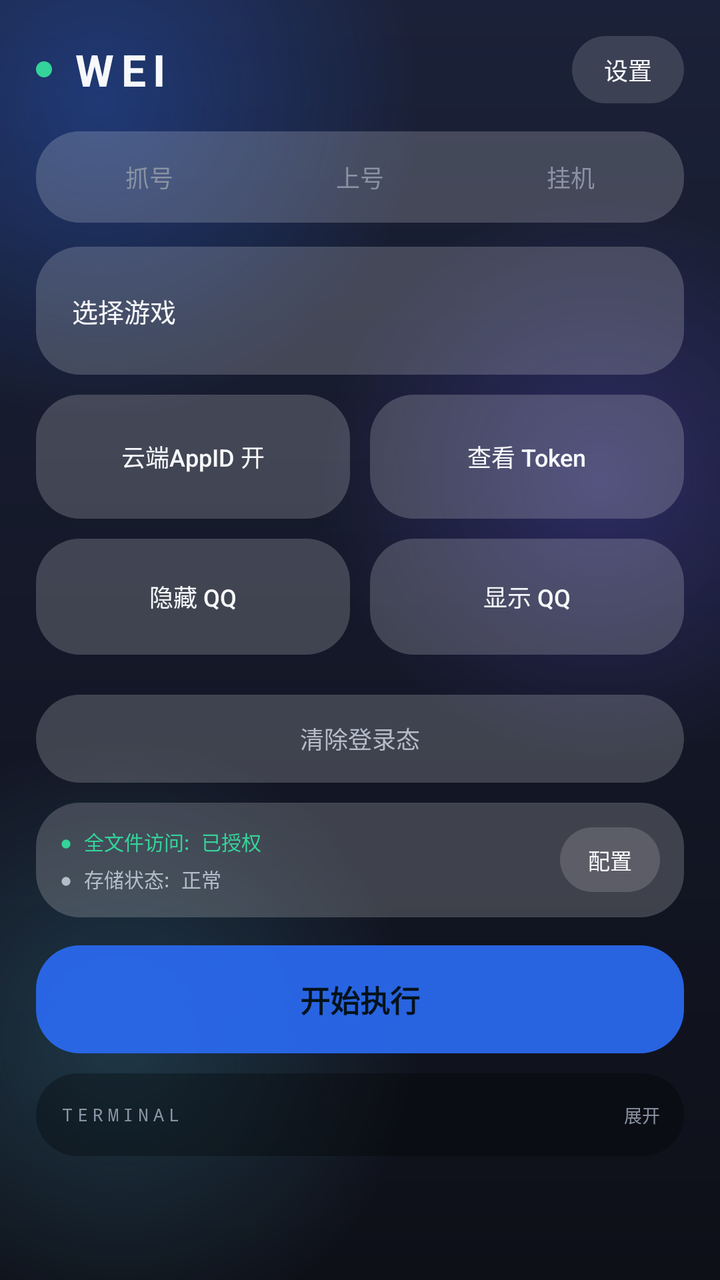
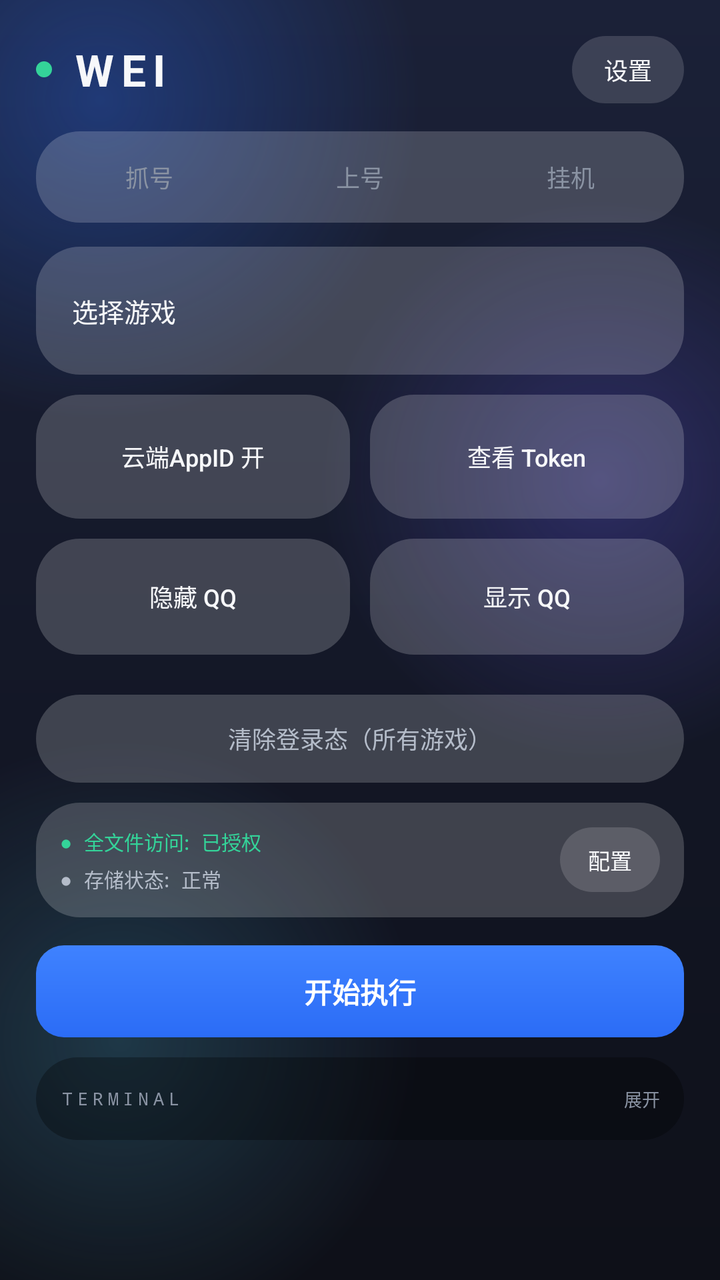

Compare the two renders of this Android layout. The source of the first and the diff that turns it into the second are given below.
<!-- AndroidManifest.xml: application theme AppTheme -->
<!-- res/layout/activity_main.xml -->
<?xml version="1.0" encoding="utf-8"?>
<FrameLayout xmlns:android="http://schemas.android.com/apk/res/android"
    android:layout_width="match_parent"
    android:layout_height="match_parent"
    android:background="@drawable/bg_window">
    <ImageView android:id="@+id/bg_custom" android:layout_width="match_parent" android:layout_height="match_parent" android:scaleType="centerCrop" android:visibility="gone" />
    <View android:id="@+id/bg_hue" android:layout_width="match_parent" android:layout_height="match_parent" android:background="#00000000" />
    <View android:id="@+id/bg_glass" android:layout_width="match_parent" android:layout_height="match_parent" android:background="#00000000" />

    <LinearLayout
        android:layout_width="match_parent"
        android:layout_height="match_parent"
        android:orientation="vertical"
        android:fitsSystemWindows="true"
        android:paddingLeft="18dp"
        android:paddingRight="18dp">

        
        <LinearLayout
            android:layout_width="match_parent"
            android:layout_height="wrap_content"
            android:orientation="horizontal"
            android:gravity="center_vertical"
            android:paddingTop="18dp"
            android:paddingBottom="14dp">
            <View
                android:layout_width="8dp"
                android:layout_height="8dp"
                android:background="@drawable/dot_green" />
            <TextView
                android:layout_width="0dp"
                android:layout_height="wrap_content"
                android:layout_weight="1"
                android:layout_marginStart="10dp"
                android:text="WEI"
                android:textSize="22sp"
                android:textStyle="bold"
                android:textColor="@color/text_primary"
                android:letterSpacing="0.16" />
            <Button
                android:id="@+id/btn_settings"
                android:layout_width="wrap_content"
                android:layout_height="wrap_content"
                android:text="设置"
                android:textSize="12sp"
                android:textColor="@color/text_primary"
                android:background="@drawable/glass_btn_secondary"
                android:tag="glass"
                android:textAllCaps="false"
                android:stateListAnimator="@null"
                android:paddingLeft="16dp"
                android:paddingRight="16dp"
                android:minWidth="0dp"
                android:minHeight="0dp"
                android:paddingTop="8dp"
                android:paddingBottom="8dp" />
        </LinearLayout>

        
        <RadioGroup
            android:id="@+id/mode_radio_group"
            android:layout_width="match_parent"
            android:layout_height="wrap_content"
            android:orientation="horizontal"
            android:background="@drawable/glass_card"
            android:tag="glass"
            android:padding="4dp"
            android:layout_marginBottom="12dp">
            <RadioButton
                android:id="@+id/radio_capture_mode"
                android:layout_width="0dp"
                android:layout_height="wrap_content"
                android:layout_weight="1"
                android:text="抓号"
                android:textSize="12sp"
                android:textColor="@color/seg_text"
                android:button="@null"
                android:background="@drawable/seg_item"
                android:gravity="center"
                android:paddingTop="10dp"
                android:paddingBottom="10dp" />
            <RadioButton
                android:id="@+id/radio_login_mode"
                android:layout_width="0dp"
                android:layout_height="wrap_content"
                android:layout_weight="1"
                android:text="上号"
                android:textSize="12sp"
                android:textColor="@color/seg_text"
                android:button="@null"
                android:background="@drawable/seg_item"
                android:gravity="center"
                android:paddingTop="10dp"
                android:paddingBottom="10dp" />
            <RadioButton
                android:id="@+id/radio_hang_up_mode"
                android:layout_width="0dp"
                android:layout_height="wrap_content"
                android:layout_weight="1"
                android:text="挂机"
                android:textSize="12sp"
                android:textColor="@color/seg_text"
                android:button="@null"
                android:background="@drawable/seg_item"
                android:gravity="center"
                android:paddingTop="10dp"
                android:paddingBottom="10dp" />
        </RadioGroup>

        
        <ScrollView
            android:layout_width="match_parent"
            android:layout_height="wrap_content"
            android:scrollbars="none"
            android:clipToPadding="false">
            <LinearLayout
                android:layout_width="match_parent"
                android:layout_height="wrap_content"
                android:orientation="vertical"
                android:paddingBottom="10dp">

                <Button
                    android:id="@+id/btn_select_game"
                    android:layout_width="match_parent"
                    android:layout_height="64dp"
                    android:text="选择游戏"
                    android:textSize="13sp"
                    android:textColor="@color/text_primary"
                    android:background="@drawable/glass_card"
                    android:tag="glass"
                    android:textAllCaps="false"
                    android:stateListAnimator="@null"
                    android:gravity="center_vertical|start"
                    android:paddingStart="18dp"
                    android:paddingEnd="18dp"
                    android:maxLines="1"
                    android:ellipsize="end"
                    android:minWidth="0dp"
                    android:minHeight="0dp"
                    android:layout_marginBottom="10dp" />

                <LinearLayout
                    android:layout_width="match_parent"
                    android:layout_height="wrap_content"
                    android:orientation="horizontal"
                    android:layout_marginBottom="10dp">
                    <Button
                        android:id="@+id/btn_cloud_appid"
                        android:layout_width="0dp"
                        android:layout_height="62dp"
                        android:layout_weight="1"
                        android:layout_marginEnd="5dp"
                        android:text="云端AppID 开"
                        android:textSize="12sp"
                        android:textColor="@color/text_primary"
                        android:background="@drawable/glass_card"
                        android:tag="glass"
                        android:textAllCaps="false"
                        android:stateListAnimator="@null"
                        android:gravity="center"
                        android:maxLines="2"
                        android:paddingLeft="8dp"
                        android:paddingRight="8dp"
                        android:minWidth="0dp"
                        android:minHeight="0dp" />
                    <Button
                        android:id="@+id/btn_view_token"
                        android:layout_width="0dp"
                        android:layout_height="62dp"
                        android:layout_weight="1"
                        android:layout_marginStart="5dp"
                        android:text="查看 Token"
                        android:textSize="12sp"
                        android:textColor="@color/text_primary"
                        android:background="@drawable/glass_card"
                        android:tag="glass"
                        android:textAllCaps="false"
                        android:stateListAnimator="@null"
                        android:gravity="center"
                        android:maxLines="2"
                        android:paddingLeft="8dp"
                        android:paddingRight="8dp"
                        android:minWidth="0dp"
                        android:minHeight="0dp" />
                </LinearLayout>

                <LinearLayout
                    android:layout_width="match_parent"
                    android:layout_height="wrap_content"
                    android:orientation="horizontal"
                    android:layout_marginBottom="10dp">
                    <Button
                        android:id="@+id/btn_hide"
                        android:layout_width="0dp"
                        android:layout_height="58dp"
                        android:layout_weight="1"
                        android:layout_marginEnd="5dp"
                        android:text="隐藏 QQ"
                        android:textSize="12sp"
                        android:textColor="@color/text_primary"
                        android:background="@drawable/glass_card"
                        android:tag="glass"
                        android:textAllCaps="false"
                        android:stateListAnimator="@null"
                        android:gravity="center"
                        android:minWidth="0dp"
                        android:minHeight="0dp" />
                    <Button
                        android:id="@+id/btn_show"
                        android:layout_width="0dp"
                        android:layout_height="58dp"
                        android:layout_weight="1"
                        android:layout_marginStart="5dp"
                        android:text="显示 QQ"
                        android:textSize="12sp"
                        android:textColor="@color/text_primary"
                        android:background="@drawable/glass_card"
                        android:tag="glass"
                        android:textAllCaps="false"
                        android:stateListAnimator="@null"
                        android:gravity="center"
                        android:minWidth="0dp"
                        android:minHeight="0dp" />
                </LinearLayout>

                <Button
                    android:id="@+id/btn_clear_login"
                    android:layout_width="match_parent"
                    android:layout_height="44dp"
                    android:text="清除登录态"
                    android:textSize="12sp"
                    android:textColor="@color/text_secondary"
                    android:background="@drawable/glass_card"
                    android:tag="glass"
                    android:textAllCaps="false"
                    android:stateListAnimator="@null"
                    android:gravity="center"
                    android:layout_marginTop="10dp"
                    android:minWidth="0dp"
                    android:minHeight="0dp" />

                <LinearLayout
                    android:layout_width="match_parent"
                    android:layout_height="wrap_content"
                    android:orientation="horizontal"
                    android:background="@drawable/glass_card"
                    android:tag="glass"
                    android:padding="12dp"
                    android:gravity="center_vertical"
                    android:layout_marginTop="10dp">
                    <LinearLayout
                        android:layout_width="0dp"
                        android:layout_height="wrap_content"
                        android:layout_weight="1"
                        android:orientation="vertical">
                        <TextView
                            android:id="@+id/txt_storage_permission_status"
                            android:layout_width="match_parent"
                            android:layout_height="wrap_content"
                            android:text="● 全文件访问: 已授权"
                            android:textSize="10sp"
                            android:textColor="@color/accent_green"
                            android:fontFamily="monospace"
                            android:maxLines="1"
                            android:ellipsize="end"
                            android:layout_marginBottom="4dp" />
                        <TextView
                            android:id="@+id/txt_directory_status"
                            android:layout_width="match_parent"
                            android:layout_height="wrap_content"
                            android:text="● 存储状态: 正常"
                            android:textSize="10sp"
                            android:textColor="@color/text_secondary"
                            android:fontFamily="monospace"
                            android:maxLines="1"
                            android:ellipsize="end" />
                    </LinearLayout>
                    <Button
                        android:id="@+id/btn_select_directory"
                        android:layout_width="wrap_content"
                        android:layout_height="wrap_content"
                        android:layout_marginStart="10dp"
                        android:text="配置"
                        android:textSize="11sp"
                        android:textColor="@color/text_primary"
                        android:background="@drawable/glass_btn_secondary"
                        android:tag="glass"
                        android:textAllCaps="false"
                        android:stateListAnimator="@null"
                        android:paddingLeft="14dp"
                        android:paddingRight="14dp"
                        android:paddingTop="8dp"
                        android:paddingBottom="8dp"
                        android:minWidth="0dp"
                        android:minHeight="0dp" />
                </LinearLayout>
            </LinearLayout>
        </ScrollView>

        
        <Button
            android:id="@+id/btn_start"
            android:layout_width="match_parent"
            android:layout_height="54dp"
            android:text="开始执行"
            android:textSize="15sp"
            android:textStyle="bold"
            android:textColor="#04121A"
            android:background="@drawable/glass_btn_primary"
            android:tag="glass"
            android:textAllCaps="false"
            android:stateListAnimator="@null"
            android:minWidth="0dp"
            android:minHeight="0dp"
            android:layout_marginTop="4dp"
            android:layout_marginBottom="10dp" />

        
        <LinearLayout
            android:id="@+id/card_log"
            android:layout_width="match_parent"
            android:layout_height="wrap_content"
            android:orientation="vertical"
            android:background="@drawable/bg_log"
            android:tag="glass"
            android:padding="12dp"
            android:layout_marginBottom="6dp">
            <LinearLayout
                android:id="@+id/row_log_header"
                android:layout_width="match_parent"
                android:layout_height="wrap_content"
                android:orientation="horizontal"
                android:gravity="center_vertical"
                android:paddingTop="2dp"
                android:paddingBottom="2dp">
                <TextView
                    android:layout_width="wrap_content"
                    android:layout_height="wrap_content"
                    android:text="TERMINAL"
                    android:textSize="9sp"
                    android:textColor="@color/text_muted"
                    android:fontFamily="monospace"
                    android:letterSpacing="0.25" />
                <TextView
                    android:id="@+id/tv_log_last"
                    android:layout_width="0dp"
                    android:layout_height="wrap_content"
                    android:layout_weight="1"
                    android:layout_marginStart="8dp"
                    android:layout_marginEnd="8dp"
                    android:text=""
                    android:textSize="9sp"
                    android:textColor="@color/accent_green"
                    android:fontFamily="monospace"
                    android:singleLine="true"
                    android:ellipsize="start" />
                <TextView
                    android:id="@+id/tv_log_chevron"
                    android:layout_width="wrap_content"
                    android:layout_height="wrap_content"
                    android:text="展开"
                    android:textSize="9sp"
                    android:textColor="@color/text_muted"
                    android:fontFamily="monospace" />
            </LinearLayout>
            <ScrollView
                android:id="@+id/scroll_log"
                android:layout_width="match_parent"
                android:layout_height="0dp"
                android:layout_weight="1"
                android:visibility="gone"
                android:layout_marginTop="6dp"
                android:scrollbars="vertical">
                <TextView
                    android:id="@+id/tv_log"
                    android:fontFeatureSettings="tnum"
                    android:breakStrategy="balanced"
                    android:hyphenationFrequency="none"
                    android:layout_width="match_parent"
                    android:layout_height="wrap_content"
                    android:text="> WEI 终端已启动"
                    android:textColor="@color/accent_green"
                    android:textSize="10sp"
                    android:fontFamily="monospace"
                    android:lineSpacingExtra="4dp" />
            </ScrollView>
        </LinearLayout>
    </LinearLayout>
</FrameLayout>
<!-- resources referenced by this layout -->
<resources>
  <color name="accent_green">#34D399</color>
  <color name="text_muted">#8A93A3</color>
  <color name="text_primary">#F7F8FA</color>
  <color name="text_secondary">#B4BCC9</color>
  <!-- drawable bg_log (drawable) -->
  <?xml version="1.0" encoding="utf-8"?>
  <shape xmlns:android="http://schemas.android.com/apk/res/android" android:shape="rectangle">
      <solid android:color="#4D000000" />
      <corners android:radius="22dp" />
  </shape>
  <!-- drawable dot_green (drawable) -->
  <?xml version="1.0" encoding="utf-8"?>
  <shape xmlns:android="http://schemas.android.com/apk/res/android" android:shape="oval">
      <solid android:color="#34D399" />
      <size android:width="8dp" android:height="8dp" />
  </shape>
  <!-- drawable glass_btn_primary (drawable) -->
  <?xml version="1.0" encoding="utf-8"?>
  <shape xmlns:android="http://schemas.android.com/apk/res/android" android:shape="rectangle">
      <solid android:color="#E62B6CF6" />
      <corners android:radius="22dp" />
  </shape>
  <!-- drawable glass_btn_secondary (drawable) -->
  <?xml version="1.0" encoding="utf-8"?>
  <shape xmlns:android="http://schemas.android.com/apk/res/android" android:shape="rectangle">
      <solid android:color="#26FFFFFF" />
      <corners android:radius="22dp" />
  </shape>
  <!-- drawable glass_card (drawable) -->
  <?xml version="1.0" encoding="utf-8"?>
  <shape xmlns:android="http://schemas.android.com/apk/res/android" android:shape="rectangle">
      <solid android:color="#30FFFFFF" />
      <corners android:radius="22dp" />
  </shape>
  <!-- drawable seg_item (drawable) -->
  <?xml version="1.0" encoding="utf-8"?>
  <selector xmlns:android="http://schemas.android.com/apk/res/android">
      <item android:state_checked="true">
          <shape android:shape="rectangle">
              <solid android:color="#3D2B6CF6" />
              <corners android:radius="18dp" />
          </shape>
      </item>
      <item>
          <shape android:shape="rectangle">
              <solid android:color="#00000000" />
              <corners android:radius="18dp" />
          </shape>
      </item>
  </selector>
  <style name="AppTheme" parent="Theme.AppCompat.NoActionBar">
          <item name="colorPrimary">@color/bg_primary</item>
          <item name="colorPrimaryDark">@color/bg_primary</item>
          <item name="colorAccent">@color/accent_cyan</item>
          <item name="android:windowBackground">@drawable/bg_window</item>
          <item name="android:textColorPrimary">@color/text_primary</item>
          <item name="android:textColorSecondary">@color/text_secondary</item>
          <item name="android:windowAnimationStyle">@style/AppWindowAnim</item>
      </style>
  <color name="bg_primary">#0E1018</color>
  <color name="accent_cyan">#2B6CF6</color>
  <style name="AppWindowAnim">
          <item name="android:activityOpenEnterAnimation">@anim/slide_in_right</item>
          <item name="android:activityOpenExitAnimation">@anim/fade_out</item>
          <item name="android:activityCloseEnterAnimation">@anim/fade_in</item>
          <item name="android:activityCloseExitAnimation">@anim/slide_out_right</item>
      </style>
  <!-- unchanged entries left out for length: 1 -->
</resources>

<!-- the commit's change to res/layout/activity_main.xml (unified diff, before → after) -->
@@ -227,7 +227,7 @@
                     android:id="@+id/btn_clear_login"
                     android:layout_width="match_parent"
                     android:layout_height="44dp"
-                    android:text="清除登录态"
+                    android:text="清除登录态（所有游戏）"
                     android:textSize="12sp"
                     android:textColor="@color/text_secondary"
                     android:background="@drawable/glass_card"
@@ -301,13 +301,12 @@
         <Button
             android:id="@+id/btn_start"
             android:layout_width="match_parent"
-            android:layout_height="54dp"
+            android:layout_height="46dp"
             android:text="开始执行"
-            android:textSize="15sp"
+            android:textSize="14sp"
             android:textStyle="bold"
-            android:textColor="#04121A"
+            android:textColor="#FFFFFF"
             android:background="@drawable/glass_btn_primary"
-            android:tag="glass"
             android:textAllCaps="false"
             android:stateListAnimator="@null"
             android:minWidth="0dp"
<!-- resource entries referenced after the edit -->
@@ -19,8 +19,12 @@
   <!-- drawable glass_btn_primary (drawable) -->
   <?xml version="1.0" encoding="utf-8"?>
   <shape xmlns:android="http://schemas.android.com/apk/res/android" android:shape="rectangle">
-      <solid android:color="#E62B6CF6" />
-      <corners android:radius="22dp" />
+      <gradient
+          android:angle="270"
+          android:startColor="#FF3F82FF"
+          android:endColor="#FF2B6CF6"
+          android:type="linear" />
+      <corners android:radius="14dp" />
   </shape>
   <!-- drawable glass_btn_secondary (drawable) -->
   <?xml version="1.0" encoding="utf-8"?>
